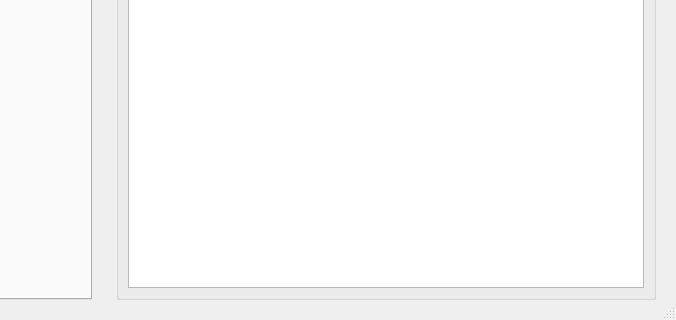
Old version of the form ui/revumatch.ui in the repository flagage/volleyclubstats; both pictures show x 468 to 1144 and y 484 to 804 of the 1144 by 804 pixel window.
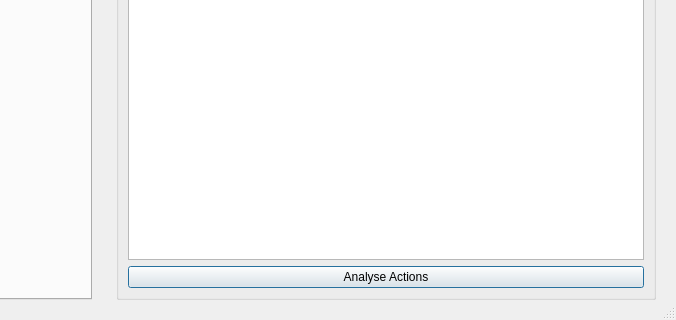
New version of the form.

Commit message: corection et analyse

Diff of the .ui file:
```diff
--- a/ui/revumatch.ui
+++ b/ui/revumatch.ui
@@ -270,6 +270,13 @@
          <item row="0" column="0">
           <widget class="QListWidget" name="listWidget"/>
          </item>
+         <item row="1" column="0">
+          <widget class="QPushButton" name="pBAnalyse">
+           <property name="text">
+            <string>Analyse Actions</string>
+           </property>
+          </widget>
+         </item>
         </layout>
        </widget>
       </item>
```
The commit also changes 7 other files.
